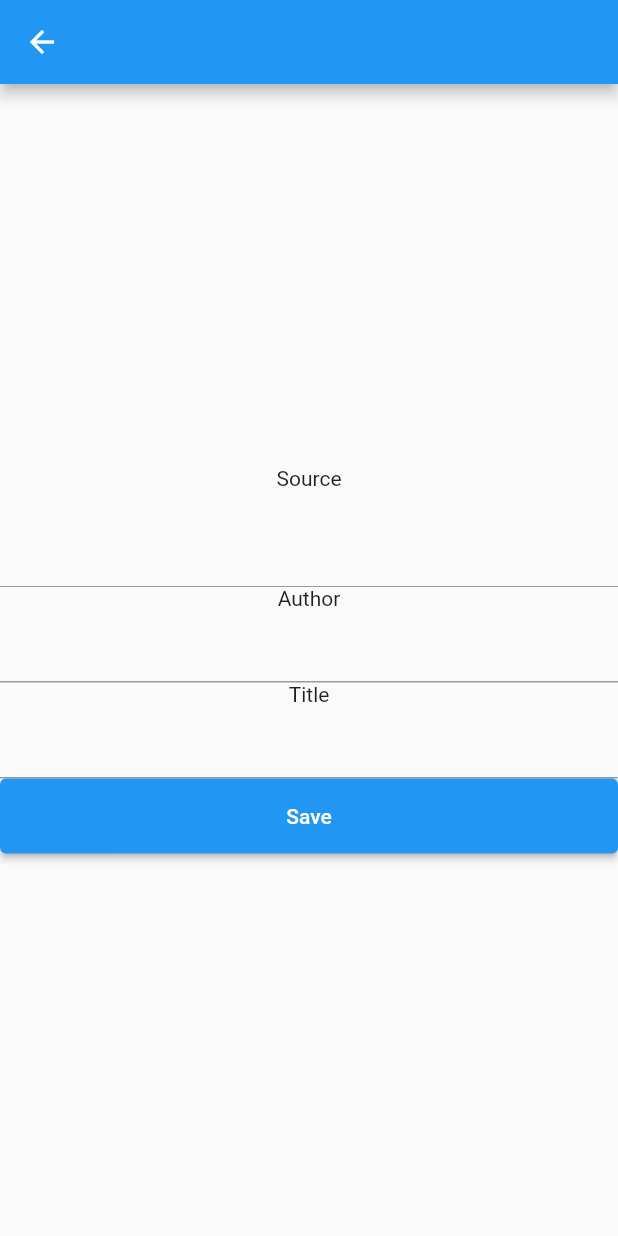
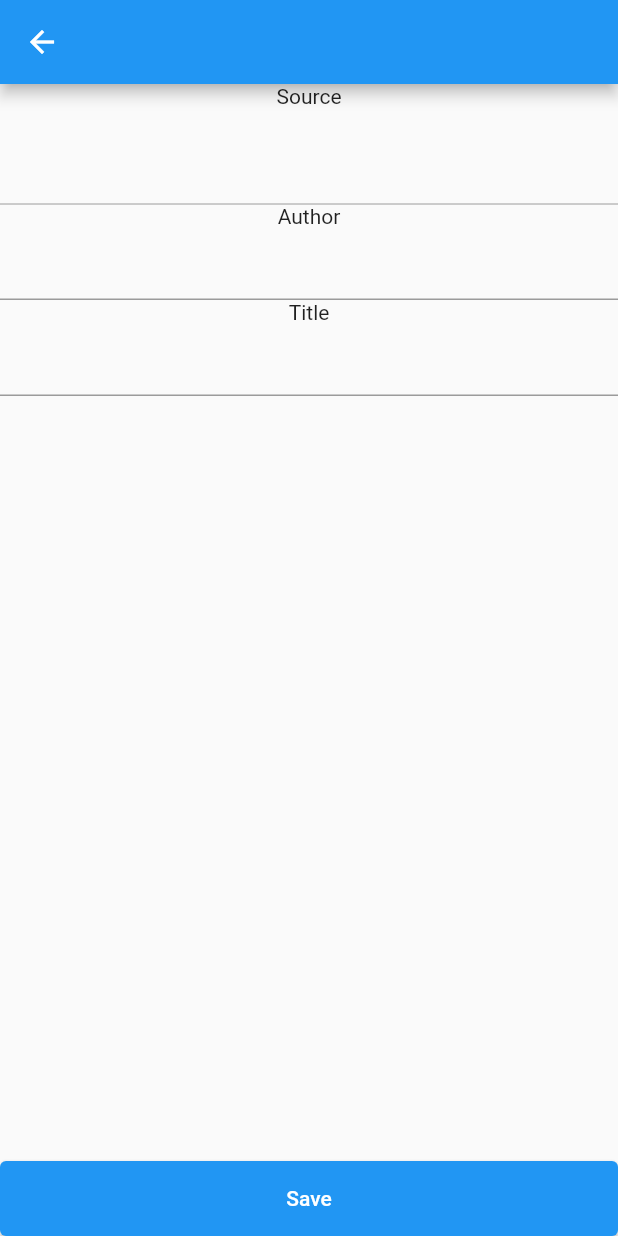
Before and after one commit to HubbleCommand/yt_dlf, a Flutter app: the PlaylistEntryView screen opened directly with empty values, on a phone screen of 412 x 824 dp. Run offline on Flutter 3.47's test engine with Material 2 defaults, Android fonts, the phone set to English and light mode, and no system bars; our stand-ins replace file_picker, permission_handler; missing offline and left inert: youtube_explode_dart.

Commit message:
~ item playlist changed layout

```diff
--- a/lib/widgets/item_playlist.dart
+++ b/lib/widgets/item_playlist.dart
@@ -24,8 +24,9 @@ class _PlaylistEntryViewState extends State<PlaylistEntryView> {
       appBar: AppBar(
         title: Text(entry.title),
       ),
-      body: Center(
-        child: SingleChildScrollView(
+      body: Column(
+        children: [
+          Expanded(child: SingleChildScrollView(
             child: Column(
               mainAxisAlignment: MainAxisAlignment.start,
               children: <Widget>[
@@ -45,6 +46,10 @@ class _PlaylistEntryViewState extends State<PlaylistEntryView> {
                   initialValue: entry.title,
                   onChanged: (value) => entry = PlaylistEntry(title: value, author: entry.author, source: entry.source),
                 ),
+
+              ],
+            ),
+          ),),
           ElevatedButton(
             style: ElevatedButton.styleFrom(
               minimumSize: const Size.fromHeight(50), // NEW
@@ -55,9 +60,7 @@ class _PlaylistEntryViewState extends State<PlaylistEntryView> {
             child: const Text("Save"),
           ),
         ],
-          ),
-        ),
-      ),
+      )
     );
   }
 }
```
Lines whose indentation alone changed are shown as unchanged.
